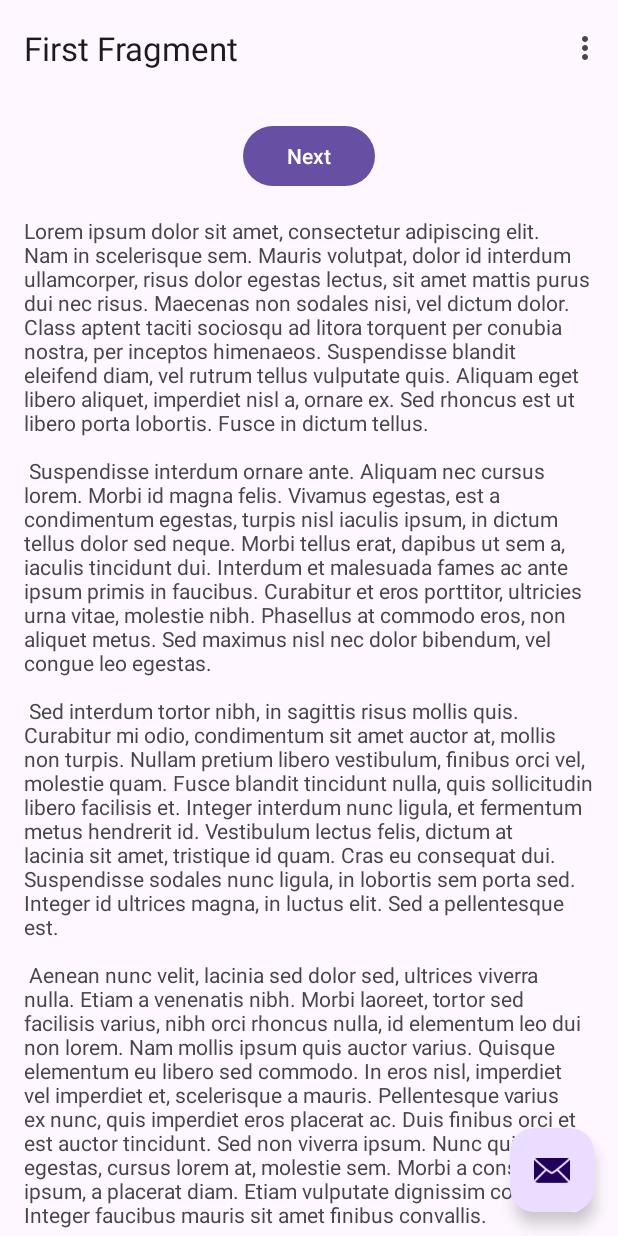
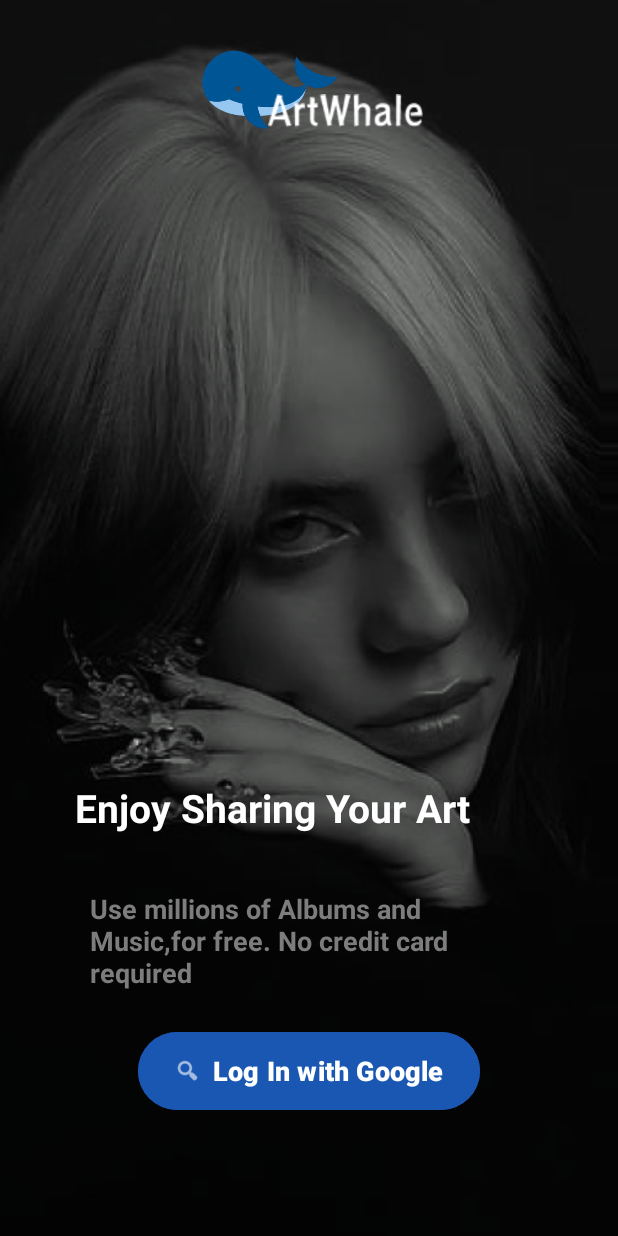
Before and after one commit to Zzu-h/ArtWhale, an Android app: the screen it shows after launch (MainActivity before the commit, LoginActivity after it), on a phone screen of 412 x 824 dp. Run offline under Robolectric (Android 15) with nearby library versions, the phone set to English and light mode, and no system bars; our stand-ins replace Dagger/Hilt's generated code, data binding.

Commit message:
ui: login 화면 구성
- android view 구성
- manifest 수정
    - 화면 세로로 고정
    - 시작 화면 로그인으로 수정
    - icon 수정

```diff
--- a/app/src/main/AndroidManifest.xml
+++ b/app/src/main/AndroidManifest.xml
@@ -10,16 +10,16 @@
         android:allowBackup="true"
         android:dataExtractionRules="@xml/data_extraction_rules"
         android:fullBackupContent="@xml/backup_rules"
-        android:icon="@mipmap/ic_launcher"
+        android:icon="@drawable/img_logo_whale"
         android:label="@string/app_name"
         android:roundIcon="@drawable/img_logo_whale"
+        android:screenOrientation="portrait"
         android:supportsRtl="true"
         android:theme="@style/Theme.ArtWhale"
         tools:targetApi="31">
         <activity
-            android:name=".MainActivity"
+            android:name=".presentation.login.LoginActivity"
             android:exported="true"
-            android:label="@string/app_name"
             android:theme="@style/Theme.ArtWhale">
             <intent-filter>
                 <action android:name="android.intent.action.MAIN" />
@@ -27,6 +27,10 @@
                 <category android:name="android.intent.category.LAUNCHER" />
             </intent-filter>
         </activity>
+
+        <activity
+            android:name=".presentation.main.MainActivity"
+            android:exported="false" />
     </application>
 
 </manifest>
--- /dev/null
+++ b/app/src/main/java/com/capstone/artwhale/presentation/login/LoginActivity.kt
@@ -0,0 +1,17 @@
+package com.capstone.artwhale.presentation.login
+
+import android.os.Bundle
+import androidx.appcompat.app.AppCompatActivity
+import com.capstone.artwhale.databinding.ActivityLoginBinding
+
+class LoginActivity : AppCompatActivity() {
+    private lateinit var binding: ActivityLoginBinding
+
+    override fun onCreate(savedInstanceState: Bundle?) {
+        setTheme(android.R.style.ThemeOverlay_Material_Dark)
+        super.onCreate(savedInstanceState)
+
+        binding = ActivityLoginBinding.inflate(layoutInflater)
+        setContentView(binding.root)
+    }
+}
--- a/app/src/main/java/com/capstone/artwhale/MainActivity.kt
+++ b/app/src/main/java/com/capstone/artwhale/presentation/main/MainActivity.kt
@@ -1,4 +1,4 @@
-package com.capstone.artwhale
+package com.capstone.artwhale.presentation.main
 
 import android.os.Bundle
 import com.google.android.material.snackbar.Snackbar
@@ -10,6 +10,7 @@ import androidx.navigation.ui.navigateUp
 import androidx.navigation.ui.setupActionBarWithNavController
 import android.view.Menu
 import android.view.MenuItem
+import com.capstone.artwhale.R
 import com.capstone.artwhale.databinding.ActivityMainBinding
 
 class MainActivity : AppCompatActivity() {
--- /dev/null
+++ b/app/src/main/res/layout/activity_login.xml
@@ -0,0 +1,63 @@
+<?xml version="1.0" encoding="utf-8"?>
+<layout xmlns:android="http://schemas.android.com/apk/res/android"
+    xmlns:app="http://schemas.android.com/apk/res-auto"
+    xmlns:tools="http://schemas.android.com/tools">
+
+    <data>
+
+    </data>
+
+    <androidx.constraintlayout.widget.ConstraintLayout
+        android:layout_width="match_parent"
+        android:layout_height="match_parent"
+        android:background="@drawable/bg_login_image"
+        android:fitsSystemWindows="true"
+        android:paddingBottom="80dp"
+        android:shadowColor="@color/black"
+        tools:context=".presentation.login.LoginActivity">
+
+        <ImageView
+            android:layout_width="wrap_content"
+            android:layout_height="wrap_content"
+            android:layout_marginTop="13dp"
+            android:src="@drawable/ic_logo_combine"
+            app:layout_constraintEnd_toEndOf="parent"
+            app:layout_constraintStart_toStartOf="parent"
+            app:layout_constraintTop_toTopOf="parent" />
+
+        <TextView
+            android:id="@+id/tv_app_description_title"
+            style="@style/title.large.white"
+            android:layout_width="wrap_content"
+            android:layout_height="wrap_content"
+            android:layout_marginStart="50dp"
+            android:layout_marginBottom="37dp"
+            android:text="@string/app_description_title"
+            app:layout_constraintBottom_toTopOf="@id/tv_app_description"
+            app:layout_constraintStart_toStartOf="parent" />
+
+        <TextView
+            android:id="@+id/tv_app_description"
+            style="@style/description.large.bold"
+            android:layout_width="wrap_content"
+            android:layout_height="wrap_content"
+            android:layout_marginStart="10dp"
+            android:layout_marginBottom="23dp"
+            android:text="@string/app_description"
+            app:layout_constraintBottom_toTopOf="@id/btn_login"
+            app:layout_constraintStart_toStartOf="@+id/tv_app_description_title" />
+
+        <com.google.android.material.button.MaterialButton
+            android:id="@+id/btn_login"
+            style="@style/button.social_login"
+            android:layout_width="wrap_content"
+            android:layout_height="60dp"
+            android:backgroundTint="@color/primary"
+            android:text="@string/social_login"
+            app:icon="@android:drawable/ic_menu_search"
+            app:iconGravity="start"
+            app:layout_constraintBottom_toBottomOf="parent"
+            app:layout_constraintEnd_toEndOf="parent"
+            app:layout_constraintStart_toStartOf="parent" />
+    </androidx.constraintlayout.widget.ConstraintLayout>
+</layout>
--- a/app/src/main/res/layout/activity_main.xml
+++ b/app/src/main/res/layout/activity_main.xml
@@ -5,7 +5,7 @@
     android:layout_width="match_parent"
     android:layout_height="match_parent"
     android:fitsSystemWindows="true"
-    tools:context=".MainActivity">
+    tools:context=".presentation.main.MainActivity">
 
     <com.google.android.material.appbar.AppBarLayout
         android:layout_width="match_parent"
--- a/app/src/main/res/menu/menu_main.xml
+++ b/app/src/main/res/menu/menu_main.xml
@@ -1,7 +1,7 @@
 <menu xmlns:android="http://schemas.android.com/apk/res/android"
     xmlns:app="http://schemas.android.com/apk/res-auto"
     xmlns:tools="http://schemas.android.com/tools"
-    tools:context="com.capstone.artwhale.MainActivity">
+    tools:context="com.capstone.artwhale.presentation.main.MainActivity">
     <item
         android:id="@+id/action_settings"
         android:orderInCategory="100"
--- a/app/src/main/res/values/strings.xml
+++ b/app/src/main/res/values/strings.xml
@@ -43,4 +43,7 @@
         libero vel nunc consequat, quis tincidunt nisl eleifend. Cras bibendum enim a justo luctus
         vestibulum. Fusce dictum libero quis erat maximus, vitae volutpat diam dignissim.
     </string>
+    <string name="app_description_title">Enjoy Sharing Your Art</string>
+    <string name="app_description">Use millions of Albums and \nMusic,for free. No credit card \nrequired</string>
+    <string name="social_login">Log In with Google</string>
 </resources>
--- a/app/src/main/res/values/styles.xml
+++ b/app/src/main/res/values/styles.xml
@@ -40,6 +40,11 @@
     <style name="button">
         <item name="android:textSize">22sp</item>
         <item name="android:textColor">@color/white</item>
+    </style>
+
+    <style name="button.social_login" parent="button">
+        <item name="android:textSize">18sp</item>
+        <item name="android:textStyle">bold</item>
     </style>
 
     <!--Text-->
@@ -94,6 +99,14 @@
     </style>
 
     <style name="description.large" parent="description">
+        <item name="android:textSize">18sp</item>
+    </style>
+
+    <style name="description.large.bold" parent="description.large">
+        <item name="android:textStyle">bold</item>
+    </style>
+
+    <style name="description.medium" parent="description">
         <item name="android:textSize">14sp</item>
     </style>
 
```
